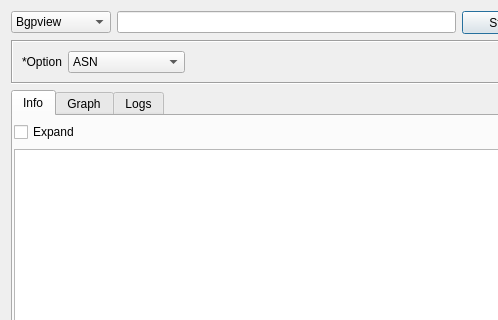
The window that gui/src/tools/ASNTool.ui (3nock/OTE) describes before a commit, drawn with Qt 5; both pictures show x 0 to 498 and y 0 to 320 of the 639 by 509 pixel window.
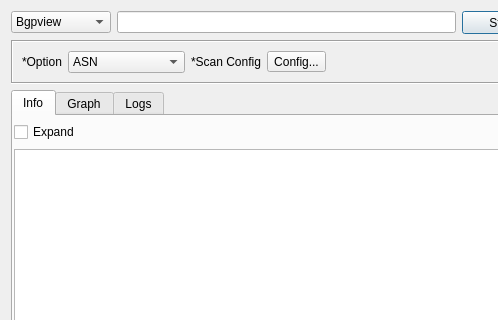
The same window after the commit.

Commit message: added new passive scan configuration dialog

The edit to the form file:
```diff
--- a/gui/src/tools/ASNTool.ui
+++ b/gui/src/tools/ASNTool.ui
@@ -108,6 +108,20 @@
         </item>
        </widget>
       </item>
+      <item>
+       <widget class="QLabel" name="label_2">
+        <property name="text">
+         <string>*Scan Config</string>
+        </property>
+       </widget>
+      </item>
+      <item>
+       <widget class="QToolButton" name="buttonConfig">
+        <property name="text">
+         <string>Config...</string>
+        </property>
+       </widget>
+      </item>
       <item>
        <spacer name="horizontalSpacer">
         <property name="orientation">
```
The commit also changes 37 other files.
